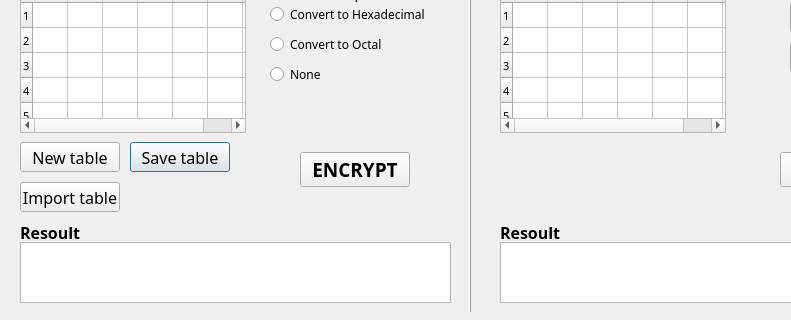
Qt form polybius.ui (KrGDarkSide/encryptor) before a commit; both pictures show x 0 to 791 and y 178 to 498 of the 950 by 498 pixel window.
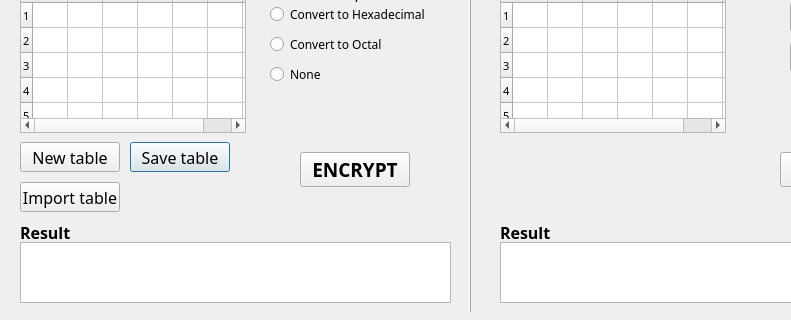
The same form after that commit.

What changed in the file:
```diff
--- a/polybius.ui
+++ b/polybius.ui
@@ -388,7 +388,7 @@
     </font>
    </property>
    <property name="text">
-    <string>Resoult</string>
+    <string>Result</string>
    </property>
   </widget>
   <widget class="QTextEdit" name="textEdit2">
@@ -855,7 +855,7 @@
     </font>
    </property>
    <property name="text">
-    <string>Resoult</string>
+    <string>Result</string>
    </property>
   </widget>
   <widget class="QPushButton" name="pushButton5">
```
